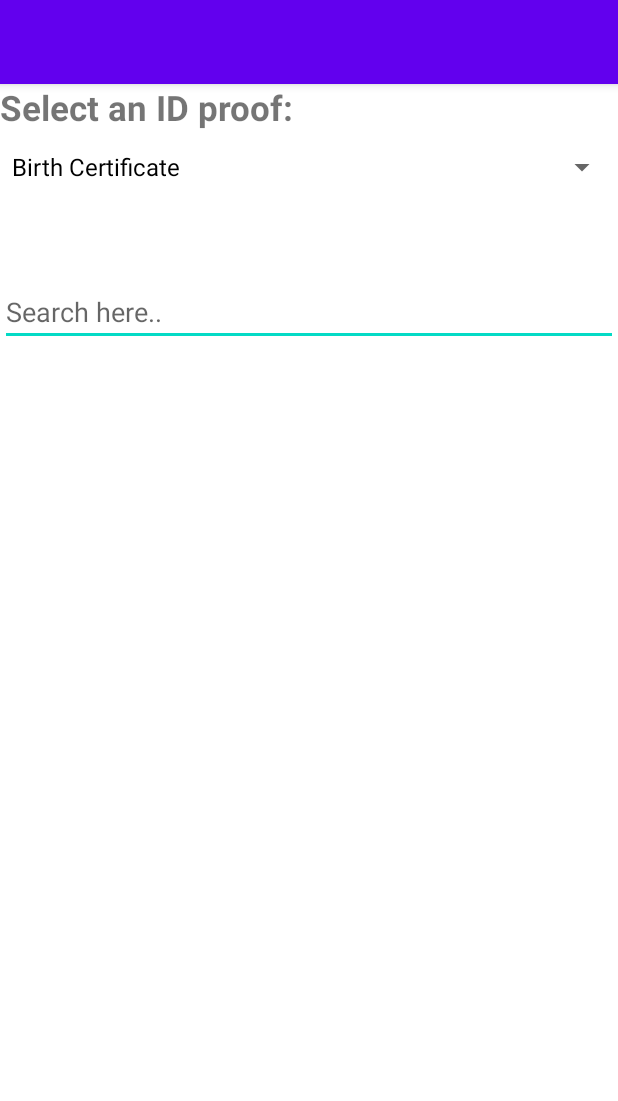
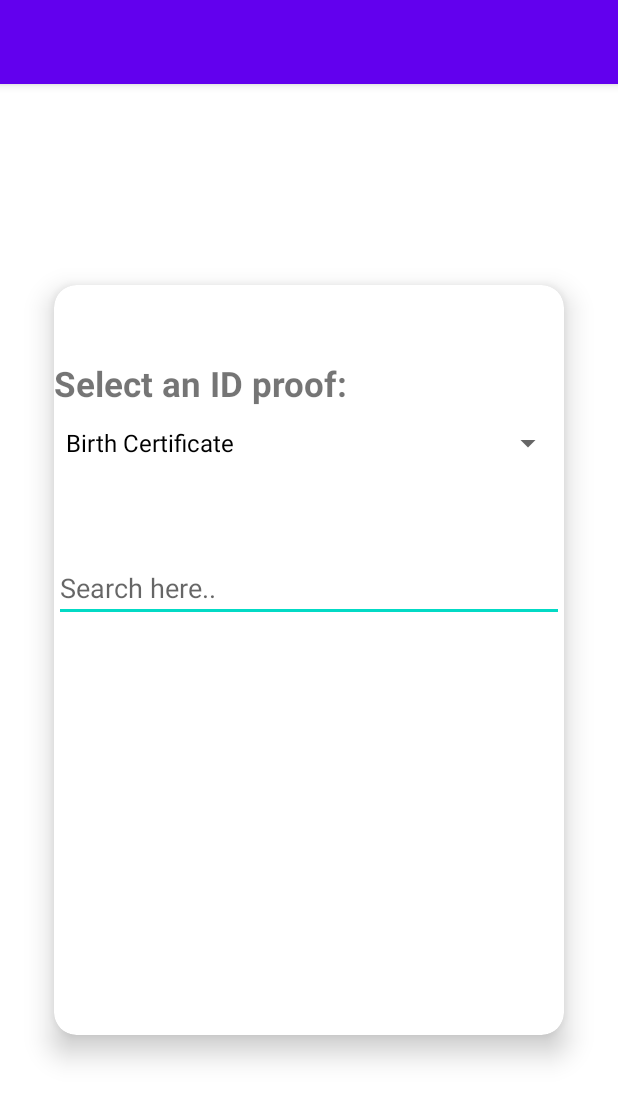
Before and after one commit to Mr-MachiNe11/Practices, an Android app: the ThirdActivity screen opened directly, with no data from a screen before it, on a phone screen of 412 x 824 dp. Shown: the top 1101 px of the screen. Run offline under Robolectric (Android 15) with nearby library versions, the phone set to English and light mode, and no system bars.

Commit message:
Card View

```diff
--- a/app/src/main/res/layout/activity_third.xml
+++ b/app/src/main/res/layout/activity_third.xml
@@ -5,7 +5,25 @@
     android:layout_width="match_parent"
     android:layout_height="match_parent"
     android:orientation="vertical"
-    tools:context=".ThirdActivity">
+    tools:context=".ThirdActivity"
+    android:gravity="center"
+    >
+
+    <androidx.cardview.widget.CardView
+        android:layout_width="340dp"
+        android:layout_height="500dp"
+        app:cardCornerRadius="15dp"
+        app:cardElevation="11dp"
+
+        >
+
+        <LinearLayout
+            android:layout_width="match_parent"
+            android:layout_height="match_parent"
+            android:layout_marginTop="50dp"
+            android:orientation="vertical"
+
+            >
 
             <ListView
                 android:layout_width="match_parent"
@@ -41,7 +59,10 @@
                 />
 
 
+        </LinearLayout>
 
+
+    </androidx.cardview.widget.CardView>
 
 
 
```
Lines whose indentation alone changed are shown as unchanged.
